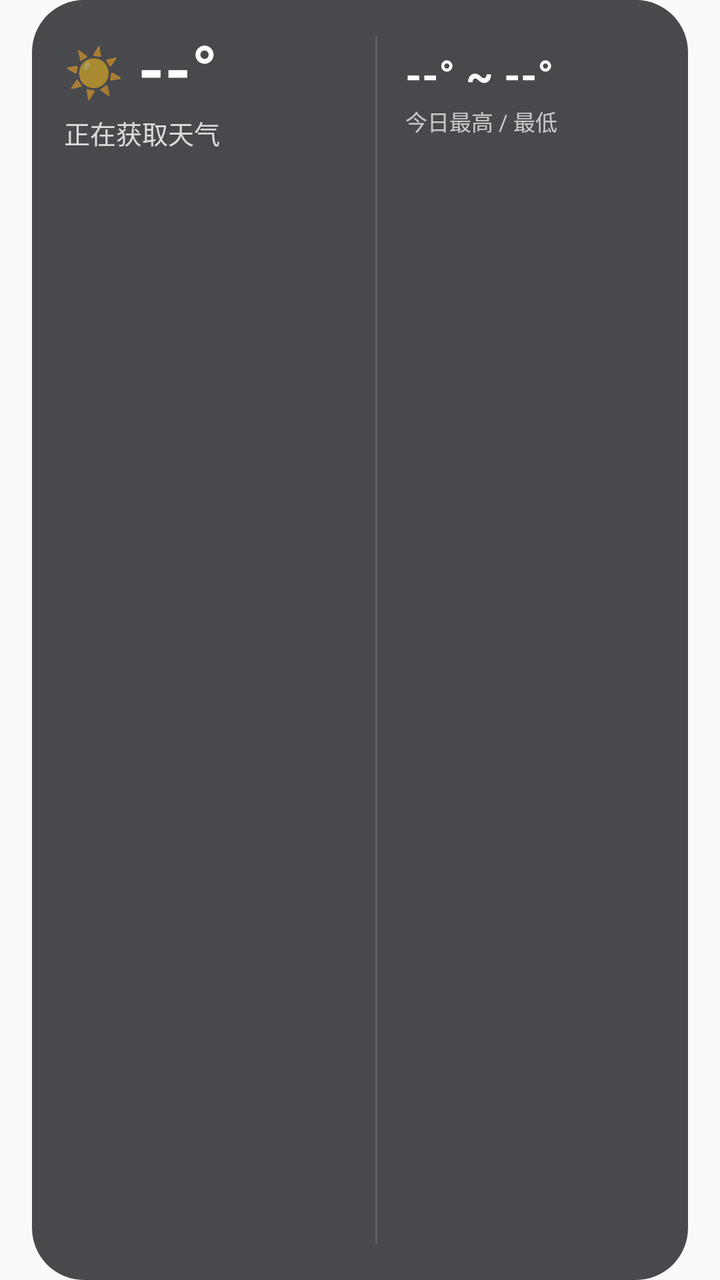
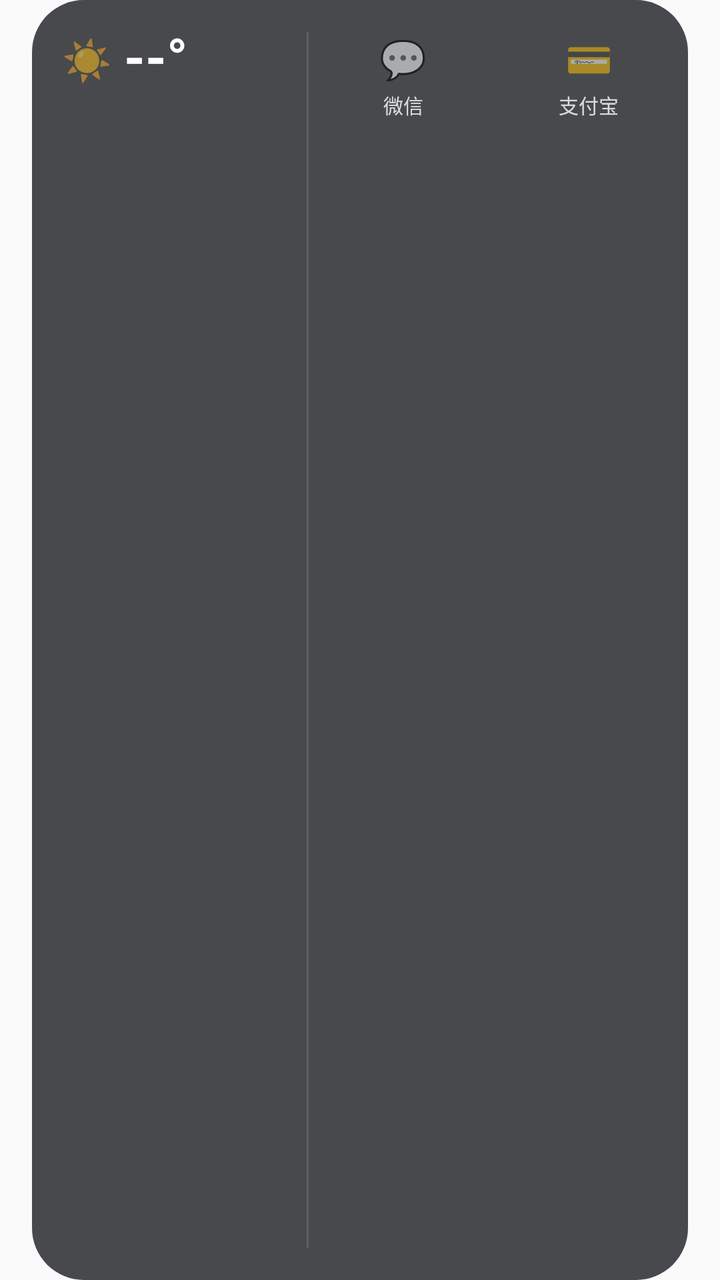

Two renders of the same Android screen: before a commit and after it. Below are the layout's source before the change and the commit's diff.
<!-- AndroidManifest.xml: application theme Theme.LockScreenWeather -->
<!-- res/layout/overlay_weather.xml -->
<?xml version="1.0" encoding="utf-8"?>
<LinearLayout xmlns:android="http://schemas.android.com/apk/res/android"
    android:layout_width="match_parent"
    android:layout_height="wrap_content"
    android:orientation="vertical"
    android:paddingStart="16dp"
    android:paddingEnd="16dp">

    <LinearLayout
        android:layout_width="match_parent"
        android:layout_height="wrap_content"
        android:background="@drawable/bg_card"
        android:orientation="horizontal"
        android:baselineAligned="false">

        
        <LinearLayout
            android:id="@+id/ov_zone_left"
            android:layout_width="0dp"
            android:layout_height="wrap_content"
            android:layout_weight="1.05"
            android:orientation="vertical"
            android:gravity="center_vertical"
            android:minHeight="92dp"
            android:paddingStart="16dp"
            android:paddingEnd="10dp"
            android:paddingTop="12dp"
            android:paddingBottom="12dp">

            <LinearLayout
                android:layout_width="wrap_content"
                android:layout_height="wrap_content"
                android:orientation="horizontal"
                android:gravity="center_vertical">

                <TextView
                    android:id="@+id/ov_icon"
                    android:layout_width="wrap_content"
                    android:layout_height="wrap_content"
                    android:text="☀"
                    android:textSize="24sp"
                    android:paddingEnd="7dp" />

                <TextView
                    android:id="@+id/ov_temp"
                    android:layout_width="wrap_content"
                    android:layout_height="wrap_content"
                    android:text="--°"
                    android:textSize="34sp"
                    android:textStyle="bold"
                    android:textColor="#FFFFFFFF"
                    android:includeFontPadding="false" />
            </LinearLayout>

            <TextView
                android:id="@+id/ov_desc"
                android:layout_width="wrap_content"
                android:layout_height="wrap_content"
                android:layout_marginTop="1dp"
                android:text="正在获取天气"
                android:textSize="13sp"
                android:textColor="#CCFFFFFF" />

            <TextView
                android:id="@+id/ov_hint"
                android:layout_width="wrap_content"
                android:layout_height="wrap_content"
                android:layout_marginTop="3dp"
                android:text=""
                android:textSize="10sp"
                android:textColor="#80FFFFFF"
                android:visibility="gone" />
        </LinearLayout>

        
        <View
            android:layout_width="1dp"
            android:layout_height="wrap_content"
            android:layout_marginTop="18dp"
            android:layout_marginBottom="18dp"
            android:background="#22FFFFFF" />

        
        <LinearLayout
            android:id="@+id/ov_zone_right"
            android:layout_width="0dp"
            android:layout_height="wrap_content"
            android:layout_weight="0.95"
            android:orientation="vertical"
            android:gravity="center_vertical"
            android:minHeight="92dp"
            android:paddingStart="14dp"
            android:paddingEnd="16dp"
            android:paddingTop="12dp"
            android:paddingBottom="12dp">

            <TextView
                android:id="@+id/ov_range"
                android:layout_width="wrap_content"
                android:layout_height="wrap_content"
                android:text="--° ~ --°"
                android:textSize="21sp"
                android:textStyle="bold"
                android:textColor="#FFFFFFFF" />

            <TextView
                android:layout_width="wrap_content"
                android:layout_height="wrap_content"
                android:layout_marginTop="1dp"
                android:text="今日最高 / 最低"
                android:textSize="11sp"
                android:textColor="#B3FFFFFF" />

            
            <TextView
                android:id="@+id/ov_rain"
                android:layout_width="wrap_content"
                android:layout_height="wrap_content"
                android:layout_marginTop="4dp"
                android:text=""
                android:textSize="10sp"
                android:textColor="#FFD58A"
                android:visibility="gone" />
        </LinearLayout>
    </LinearLayout>
</LinearLayout>
<!-- resources referenced by this layout -->
<resources>
  <!-- drawable bg_card (drawable) -->
  <?xml version="1.0" encoding="utf-8"?>
  <shape xmlns:android="http://schemas.android.com/apk/res/android"
      android:shape="rectangle">
      <solid android:color="#CC1B1D22" />
      <corners android:radius="26dp" />
  </shape>
  <style name="Theme.LockScreenWeather" parent="android:Theme.Material.Light.NoActionBar" />
</resources>

<!-- the commit's change to res/layout/overlay_weather.xml (unified diff, before → after) -->
@@ -15,18 +15,19 @@
 
         
         <LinearLayout
-            android:id="@+id/ov_zone_left"
+            android:id="@+id/ov_zone_weather"
             android:layout_width="0dp"
             android:layout_height="wrap_content"
-            android:layout_weight="1.05"
+            android:layout_weight="1.45"
             android:orientation="vertical"
             android:gravity="center_vertical"
-            android:minHeight="92dp"
-            android:paddingStart="16dp"
+            android:minHeight="76dp"
+            android:paddingStart="15dp"
             android:paddingEnd="10dp"
-            android:paddingTop="12dp"
-            android:paddingBottom="12dp">
+            android:paddingTop="11dp"
+            android:paddingBottom="11dp">
 
+            
             <LinearLayout
                 android:layout_width="wrap_content"
                 android:layout_height="wrap_content"
@@ -38,37 +39,48 @@
                     android:layout_width="wrap_content"
                     android:layout_height="wrap_content"
                     android:text="☀"
-                    android:textSize="24sp"
-                    android:paddingEnd="7dp" />
+                    android:textSize="20sp"
+                    android:paddingEnd="6dp" />
 
                 <TextView
                     android:id="@+id/ov_temp"
                     android:layout_width="wrap_content"
                     android:layout_height="wrap_content"
                     android:text="--°"
-                    android:textSize="34sp"
+                    android:textSize="27sp"
                     android:textStyle="bold"
                     android:textColor="#FFFFFFFF"
                     android:includeFontPadding="false" />
+
+                <TextView
+                    android:id="@+id/ov_desc"
+                    android:layout_width="wrap_content"
+                    android:layout_height="wrap_content"
+                    android:layout_marginStart="7dp"
+                    android:text=""
+                    android:textSize="13sp"
+                    android:textColor="#D9FFFFFF" />
             </LinearLayout>
 
+            
             <TextView
-                android:id="@+id/ov_desc"
+                android:id="@+id/ov_range"
                 android:layout_width="wrap_content"
                 android:layout_height="wrap_content"
-                android:layout_marginTop="1dp"
-                android:text="正在获取天气"
-                android:textSize="13sp"
-                android:textColor="#CCFFFFFF" />
+                android:layout_marginTop="2dp"
+                android:text=""
+                android:textSize="11sp"
+                android:textColor="#99FFFFFF" />
 
+            
             <TextView
-                android:id="@+id/ov_hint"
+                android:id="@+id/ov_rain"
                 android:layout_width="wrap_content"
                 android:layout_height="wrap_content"
                 android:layout_marginTop="3dp"
                 android:text=""
                 android:textSize="10sp"
-                android:textColor="#80FFFFFF"
+                android:textColor="#FFD58A"
                 android:visibility="gone" />
         </LinearLayout>
 
@@ -76,51 +88,69 @@
         <View
             android:layout_width="1dp"
             android:layout_height="wrap_content"
-            android:layout_marginTop="18dp"
-            android:layout_marginBottom="18dp"
-            android:background="#22FFFFFF" />
+            android:layout_marginTop="16dp"
+            android:layout_marginBottom="16dp"
+            android:background="#1FFFFFFF" />
 
         
         <LinearLayout
-            android:id="@+id/ov_zone_right"
+            android:id="@+id/ov_zone_app1"
             android:layout_width="0dp"
             android:layout_height="wrap_content"
-            android:layout_weight="0.95"
+            android:layout_weight="1"
             android:orientation="vertical"
-            android:gravity="center_vertical"
-            android:minHeight="92dp"
-            android:paddingStart="14dp"
-            android:paddingEnd="16dp"
-            android:paddingTop="12dp"
-            android:paddingBottom="12dp">
+            android:gravity="center"
+            android:minHeight="76dp"
+            android:paddingTop="10dp"
+            android:paddingBottom="10dp">
 
             <TextView
-                android:id="@+id/ov_range"
+                android:id="@+id/ov_app1_icon"
                 android:layout_width="wrap_content"
                 android:layout_height="wrap_content"
-                android:text="--° ~ --°"
-                android:textSize="21sp"
-                android:textStyle="bold"
-                android:textColor="#FFFFFFFF" />
+                android:text="💬"
+                android:textSize="19sp" />
 
             <TextView
+                android:id="@+id/ov_app1_name"
                 android:layout_width="wrap_content"
                 android:layout_height="wrap_content"
-                android:layout_marginTop="1dp"
-                android:text="今日最高 / 最低"
-                android:textSize="11sp"
-                android:textColor="#B3FFFFFF" />
+                android:layout_marginTop="3dp"
+                android:text="微信"
+                android:textSize="10sp"
+                android:textColor="#CCFFFFFF"
+                android:maxLines="1" />
+        </LinearLayout>
 
-            
+        
+        <LinearLayout
+            android:id="@+id/ov_zone_app2"
+            android:layout_width="0dp"
+            android:layout_height="wrap_content"
+            android:layout_weight="1"
+            android:orientation="vertical"
+            android:gravity="center"
+            android:minHeight="76dp"
+            android:paddingTop="10dp"
+            android:paddingEnd="4dp"
+            android:paddingBottom="10dp">
+
             <TextView
-                android:id="@+id/ov_rain"
+                android:id="@+id/ov_app2_icon"
                 android:layout_width="wrap_content"
                 android:layout_height="wrap_content"
-                android:layout_marginTop="4dp"
-                android:text=""
+                android:text="💳"
+                android:textSize="19sp" />
+
+            <TextView
+                android:id="@+id/ov_app2_name"
+                android:layout_width="wrap_content"
+                android:layout_height="wrap_content"
+                android:layout_marginTop="3dp"
+                android:text="支付宝"
                 android:textSize="10sp"
-                android:textColor="#FFD58A"
-                android:visibility="gone" />
+                android:textColor="#CCFFFFFF"
+                android:maxLines="1" />
         </LinearLayout>
     </LinearLayout>
 </LinearLayout>
